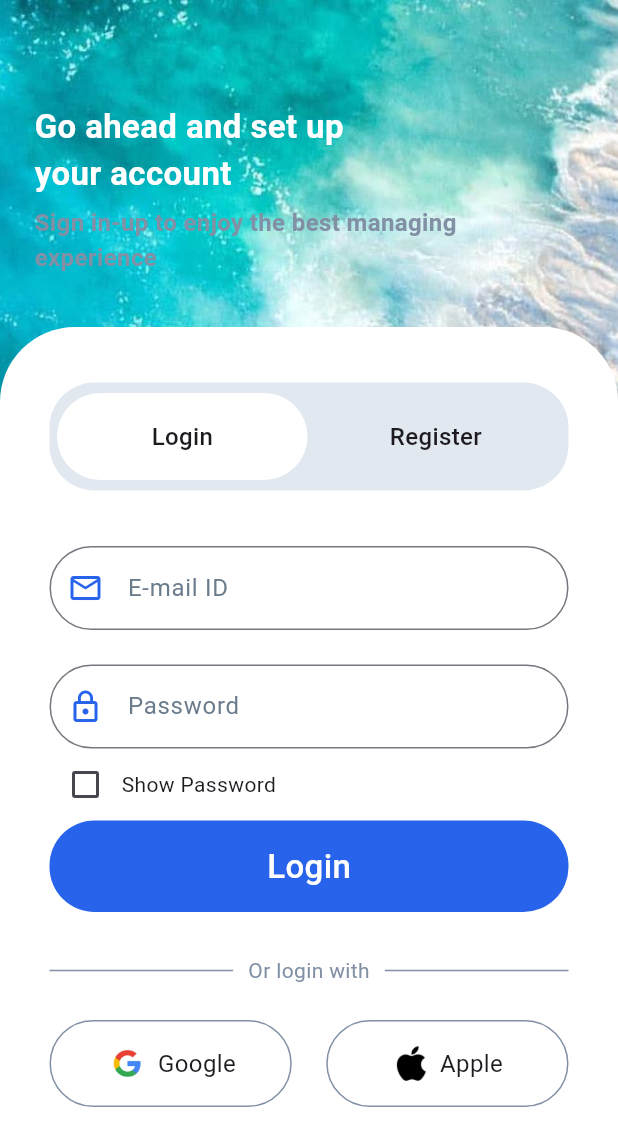
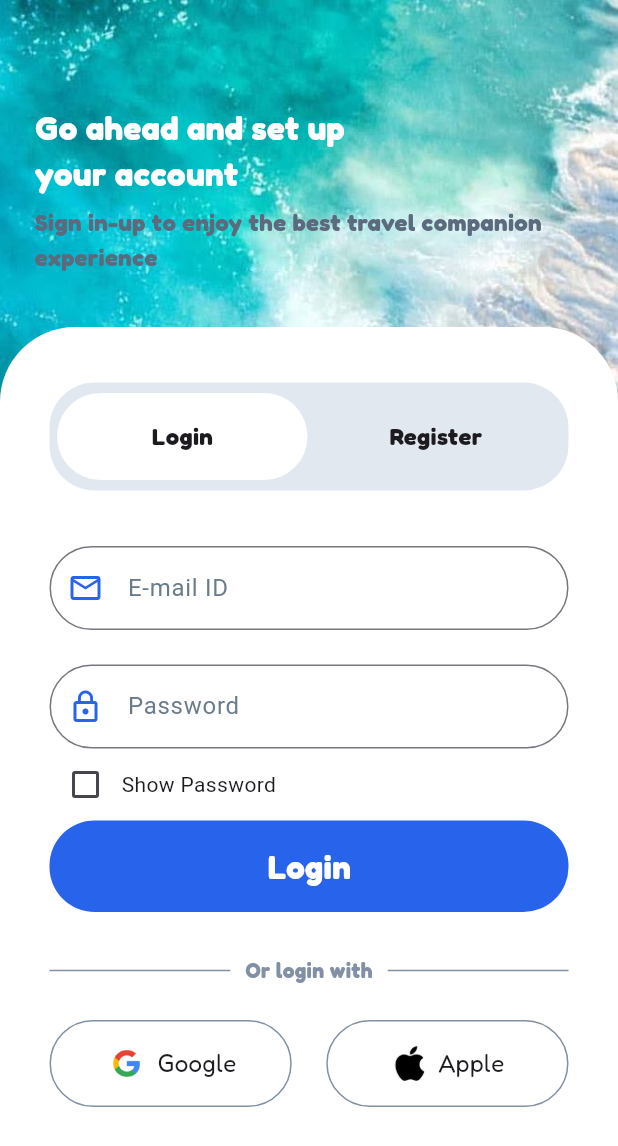
Before and after one commit to AyushmanKS/TripCo, a Flutter app: the AuthenticationScreen screen opened by its route, on a phone screen of 412 x 824 dp. Shown: the top 1146 px of the screen. Run offline on Flutter 3.47's test engine with Material 3 defaults, Android fonts, the light colour scheme and no system bars; our stand-ins replace animated_text_kit, carousel_slider, cloud_firestore, firebase_auth, firebase_core, firebase_database and 5 more; accounts and stored records are empty.

Commit message:
added authentication screen font family

```diff
--- a/lib/view/authentication/authentication_screen.dart
+++ b/lib/view/authentication/authentication_screen.dart
@@ -35,13 +35,17 @@
                       style: TextStyle(
                           color: Colors.white,
                           fontSize: 22,
-                          fontWeight: FontWeight.bold)),
+                          fontWeight: FontWeight.bold,
+                          fontFamily: 'Fredoka',
+                      )),
                   SizedBox(height: scale.getScaledHeight(5)),
-                  Text('Sign in-up to enjoy the best managing experience',
+                  Text('Sign in-up to enjoy the best travel companion experience',
                       style: TextStyle(
-                          color: Color(0xFF8190a4),
+                          color: Color(0xFF5B6A7D),
                           fontSize: 16,
-                          fontWeight: FontWeight.bold))
+                          fontWeight: FontWeight.bold,
+                          fontFamily: 'Fredoka',
+                      ))
                 ],
               ),
             ),
@@ -88,7 +92,9 @@
                                           'Login',
                                           style: TextStyle(
                                               fontSize: 16,
-                                              fontWeight: FontWeight.w500),
+                                              fontWeight: FontWeight.w800,
+                                              fontFamily: 'Fredoka',
+                                          ),
                                         ),
                                       ),
                                     ),
@@ -111,7 +117,9 @@
                                           'Register',
                                           style: TextStyle(
                                               fontSize: 16,
-                                              fontWeight: FontWeight.w500),
+                                              fontWeight: FontWeight.w800,
+                                              fontFamily: 'Fredoka',
+                                          ),
                                         ),
                                       ),
                                     ),
@@ -211,7 +219,9 @@
                                 style: const TextStyle(
                                     color: Colors.white,
                                     fontSize: 22.0,
-                                    fontWeight: FontWeight.w500),
+                                    fontWeight: FontWeight.bold,
+                                    fontFamily: 'Fredoka',
+                                ),
                                ),
                               ),
                             ),
@@ -224,7 +234,7 @@
                             const SizedBox(width: 10),
                             const Text(
                               'Or login with',
-                              style: TextStyle(color: Color(0xFF8190a4)),
+                              style: TextStyle(color: Color(0xFF8190a4),fontFamily: 'Fredoka',fontWeight: FontWeight.bold),
                             ),
                             const SizedBox(width: 10),
                             const Expanded(child: Divider(color: Color(0xFF8190a4), thickness: 1)),
@@ -251,7 +261,7 @@
                                         width: scale.getScaledWidth(25),
                                       ),
                                       SizedBox(width: scale.getScaledWidth(5)),
-                                      Text('Google',style: TextStyle(fontSize: 16),),
+                                      Text('Google',style: TextStyle(fontSize: 16,fontFamily: 'Fredoka'),),
                                     ],
                                   ),
                                 ),
@@ -273,7 +283,7 @@
                                         width: scale.getScaledWidth(22),
                                       ),
                                       SizedBox(width: scale.getScaledWidth(5)),
-                                      Text('Apple',style: TextStyle(fontSize: 16),),
+                                      Text('Apple',style: TextStyle(fontSize: 16,fontFamily: 'Fredoka'),),
                                     ],
                                   ),
                                 ),
```
